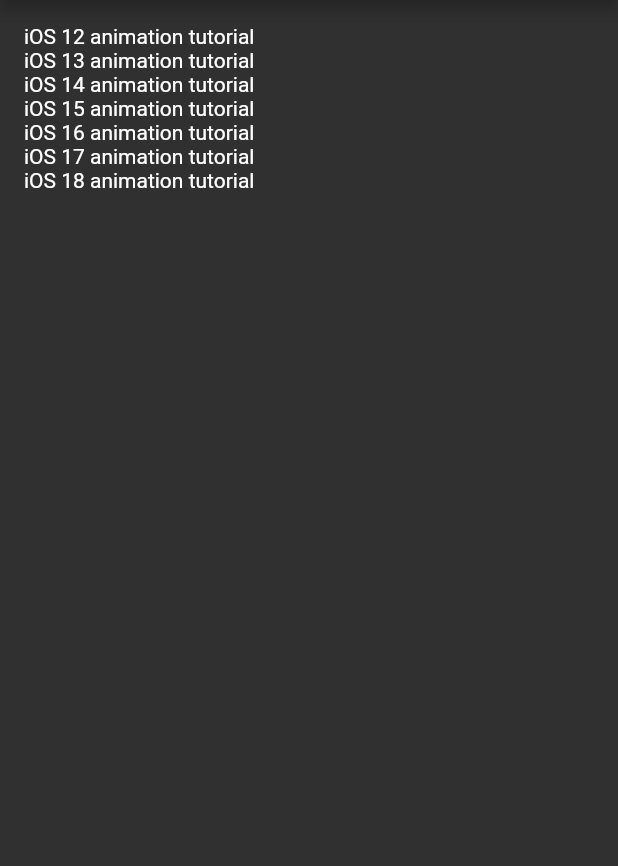
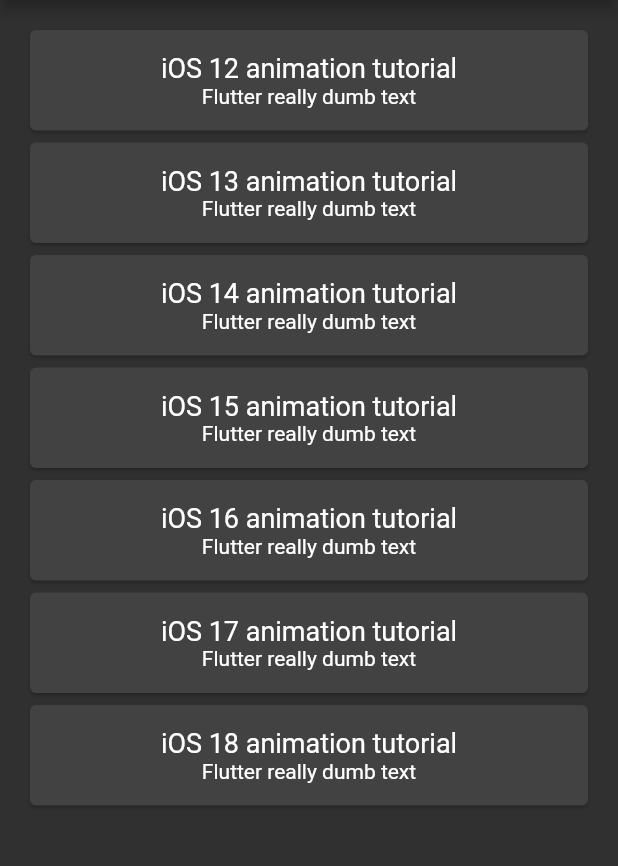
Before and after one commit to ghigbie/flutter-rad-code, a Flutter app: the screen it shows after launch, on a phone screen of 412 x 824 dp, the part 84-950 px from its top. Run offline on Flutter 3.47's test engine with Material 2 defaults, Android fonts, the phone set to English and light mode, and no system bars.

Commit message:
Use post card

```diff
--- a/lib/widgets/post_lists.dart
+++ b/lib/widgets/post_lists.dart
@@ -1,6 +1,6 @@
 import 'package:flutter/material.dart';
 import 'package:radcode/model/dummy_data.dart';
-import 'package:radcode/widgets/post_lists.dart';
+import 'package:radcode/widgets/post_card.dart';
 
 class PostList extends StatelessWidget{
   PostList(): super();
@@ -14,7 +14,7 @@ class PostList extends StatelessWidget{
         padding: EdgeInsets.all(16.0),
         itemBuilder: (BuildContext _context, int i){
           if(i < posts.length){
-            return Text(posts[i].title);
+            return buildPostCard(posts[i]);
           }
         },
       )
```
